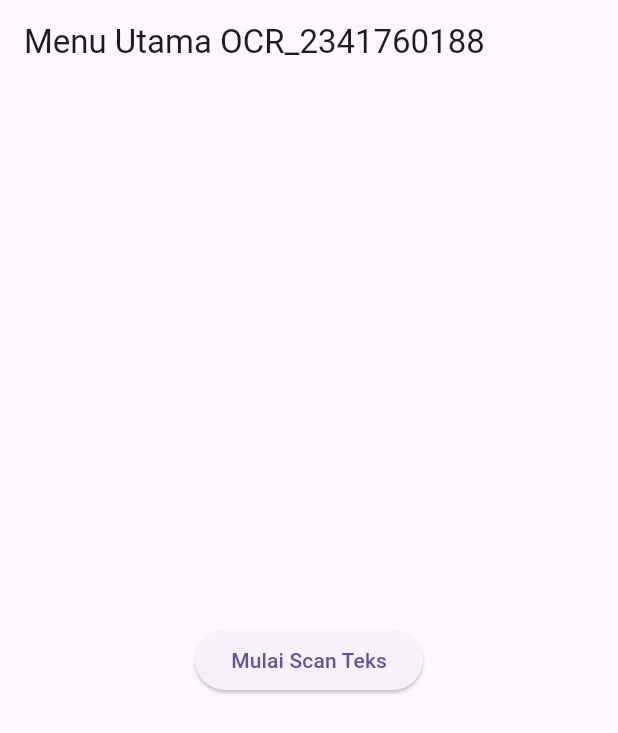
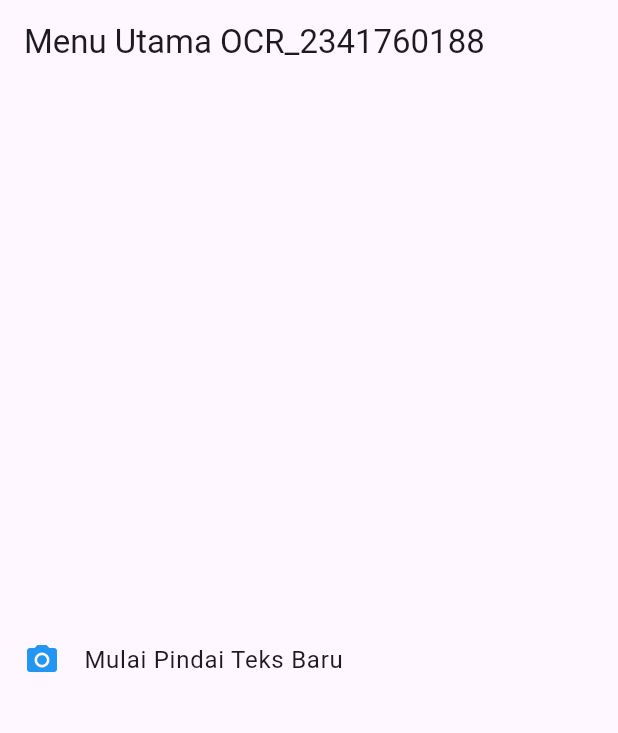
Before and after one commit to stewistzz/ocr_sederhana, a Flutter app: the screen it shows after launch, on a phone screen of 412 x 824 dp. Shown: the top 733 px of the screen. Run offline on Flutter 3.47's test engine with Material 3 defaults, Android fonts, the phone set to English and light mode, and no system bars; our stand-ins replace camera; missing offline and left inert: google_mlkit_text_recognition.

Commit message:
UTS: Selesai Soal 1 - ListTile dan Navigasi Balik

```diff
--- a/lib/screens/home_screen.dart
+++ b/lib/screens/home_screen.dart
@@ -11,18 +11,18 @@ class HomeScreen extends StatelessWidget {
   Widget build(BuildContext context) {
     return Scaffold(
       appBar: AppBar(title: const Text('Menu Utama OCR_2341760188')),
-
       body: Center(
-        child: ElevatedButton(
-          onPressed: () {
+        // mengubah menjadi listile
+        child: ListTile(
+          leading: const Icon(Icons.camera_alt, color: Colors.blue),
+          title: const Text('Mulai Pindai Teks Baru'),
+          onTap: () {
+            // menggunakan navigator push
             Navigator.push(
               context,
-
               MaterialPageRoute(builder: (_) => ScanScreen()),
             );
           },
-
-          child: const Text('Mulai Scan Teks'),
         ),
       ),
     );
```
Also changed, not shown: lib/screens/result_screen.dart (+15 -4 lines), images/1.1 uts mobile.jpg (added), 1 other file.
